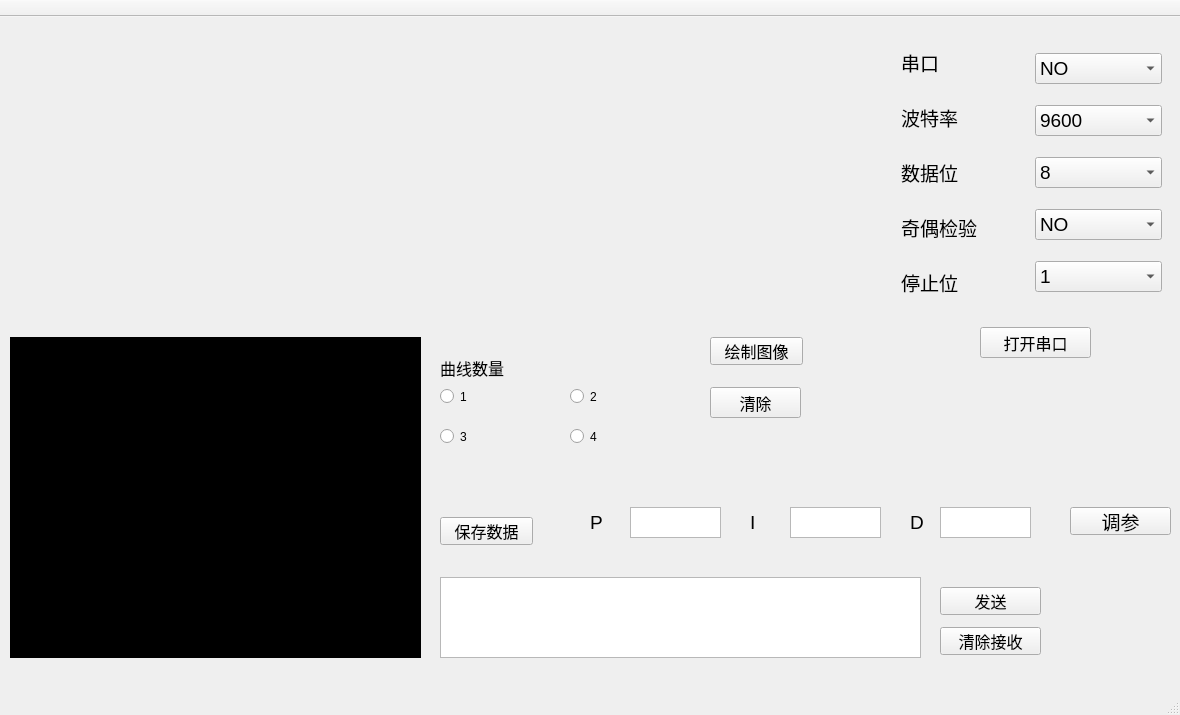
Elon-joker/Qcom, file mainwindow.ui: the form before one commit.
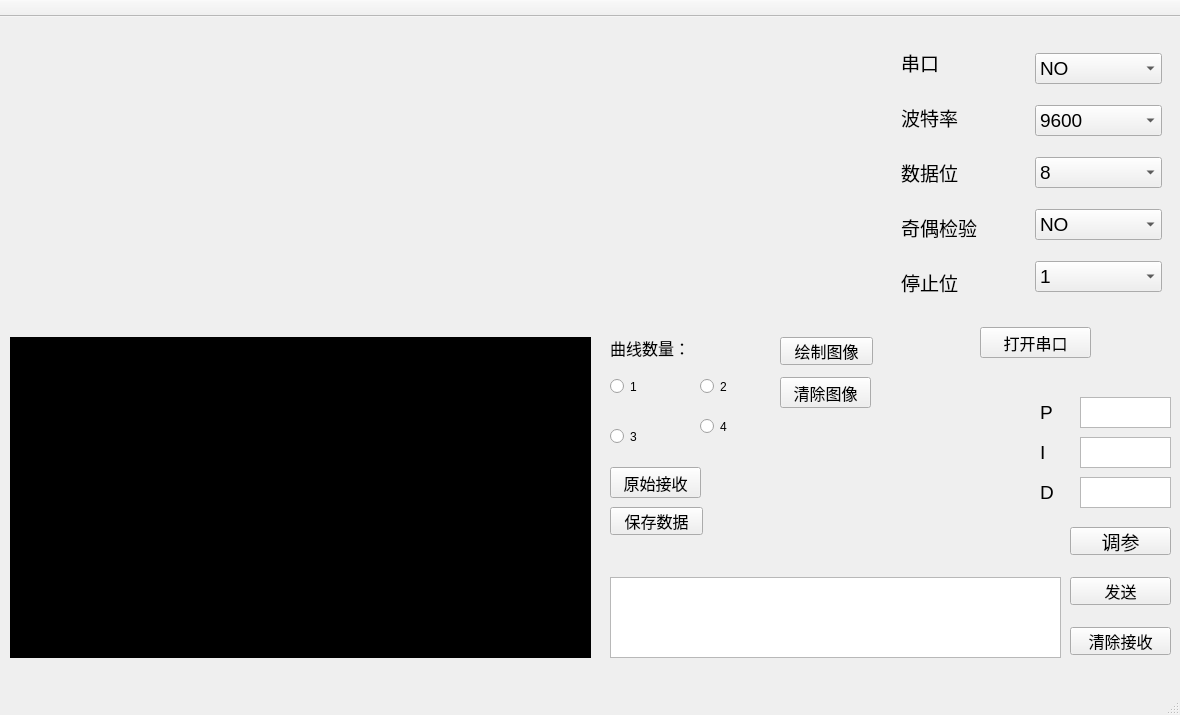
The form after the commit. Custom widgets are drawn as their Qt base class.

```diff
--- a/mainwindow.ui
+++ b/mainwindow.ui
@@ -53,9 +53,9 @@
    <widget class="QTextEdit" name="textEdit_2">
     <property name="geometry">
      <rect>
-      <x>440</x>
+      <x>610</x>
       <y>560</y>
-      <width>481</width>
+      <width>451</width>
       <height>81</height>
      </rect>
     </property>
@@ -63,8 +63,8 @@
    <widget class="QPushButton" name="sendButt">
     <property name="geometry">
      <rect>
-      <x>940</x>
-      <y>570</y>
+      <x>1070</x>
+      <y>560</y>
       <width>101</width>
       <height>28</height>
      </rect>
@@ -81,7 +81,7 @@
    <widget class="QPushButton" name="clearButt">
     <property name="geometry">
      <rect>
-      <x>940</x>
+      <x>1070</x>
       <y>610</y>
       <width>101</width>
       <height>28</height>
@@ -264,7 +264,7 @@
    <widget class="QPushButton" name="showChar">
     <property name="geometry">
      <rect>
-      <x>710</x>
+      <x>780</x>
       <y>320</y>
       <width>93</width>
       <height>28</height>
@@ -295,8 +295,8 @@
    <widget class="QPushButton" name="saveButt">
     <property name="geometry">
      <rect>
-      <x>440</x>
-      <y>500</y>
+      <x>610</x>
+      <y>490</y>
       <width>93</width>
       <height>28</height>
      </rect>
@@ -315,7 +315,7 @@
      <rect>
       <x>10</x>
       <y>320</y>
-      <width>411</width>
+      <width>581</width>
       <height>321</height>
      </rect>
     </property>
@@ -332,7 +332,7 @@
     <property name="geometry">
      <rect>
       <x>1070</x>
-      <y>490</y>
+      <y>510</y>
       <width>101</width>
       <height>28</height>
      </rect>
@@ -349,8 +349,8 @@
    <widget class="QTextEdit" name="PValue">
     <property name="geometry">
      <rect>
-      <x>630</x>
-      <y>490</y>
+      <x>1080</x>
+      <y>380</y>
       <width>91</width>
       <height>31</height>
      </rect>
@@ -359,8 +359,8 @@
    <widget class="QTextEdit" name="DValue">
     <property name="geometry">
      <rect>
-      <x>940</x>
-      <y>490</y>
+      <x>1080</x>
+      <y>460</y>
       <width>91</width>
       <height>31</height>
      </rect>
@@ -369,8 +369,8 @@
    <widget class="QTextEdit" name="IValue">
     <property name="geometry">
      <rect>
-      <x>790</x>
-      <y>490</y>
+      <x>1080</x>
+      <y>420</y>
       <width>91</width>
       <height>31</height>
      </rect>
@@ -379,8 +379,8 @@
    <widget class="QLabel" name="label_6">
     <property name="geometry">
      <rect>
-      <x>590</x>
-      <y>490</y>
+      <x>1040</x>
+      <y>380</y>
       <width>31</width>
       <height>31</height>
      </rect>
@@ -397,8 +397,8 @@
    <widget class="QLabel" name="label_7">
     <property name="geometry">
      <rect>
-      <x>750</x>
-      <y>490</y>
+      <x>1040</x>
+      <y>420</y>
       <width>31</width>
       <height>31</height>
      </rect>
@@ -415,8 +415,8 @@
    <widget class="QLabel" name="label_8">
     <property name="geometry">
      <rect>
-      <x>910</x>
-      <y>490</y>
+      <x>1040</x>
+      <y>460</y>
       <width>31</width>
       <height>31</height>
      </rect>
@@ -433,8 +433,8 @@
    <widget class="QPushButton" name="clearchar">
     <property name="geometry">
      <rect>
-      <x>710</x>
-      <y>370</y>
+      <x>780</x>
+      <y>360</y>
       <width>91</width>
       <height>31</height>
      </rect>
@@ -445,15 +445,15 @@
      </font>
     </property>
     <property name="text">
-     <string>清除</string>
+     <string>清除图像</string>
     </property>
    </widget>
    <widget class="QRadioButton" name="radioButton">
     <property name="geometry">
      <rect>
-      <x>440</x>
-      <y>370</y>
-      <width>115</width>
+      <x>610</x>
+      <y>360</y>
+      <width>81</width>
       <height>19</height>
      </rect>
     </property>
@@ -464,9 +464,9 @@
    <widget class="QRadioButton" name="radioButton_2">
     <property name="geometry">
      <rect>
-      <x>570</x>
-      <y>370</y>
-      <width>115</width>
+      <x>700</x>
+      <y>360</y>
+      <width>61</width>
       <height>19</height>
      </rect>
     </property>
@@ -477,9 +477,9 @@
    <widget class="QRadioButton" name="radioButton_3">
     <property name="geometry">
      <rect>
-      <x>440</x>
+      <x>610</x>
       <y>410</y>
-      <width>115</width>
+      <width>81</width>
       <height>19</height>
      </rect>
     </property>
@@ -490,9 +490,9 @@
    <widget class="QRadioButton" name="radioButton_4">
     <property name="geometry">
      <rect>
-      <x>570</x>
-      <y>410</y>
-      <width>115</width>
+      <x>700</x>
+      <y>400</y>
+      <width>61</width>
       <height>19</height>
      </rect>
     </property>
@@ -503,8 +503,8 @@
    <widget class="QLabel" name="label_9">
     <property name="geometry">
      <rect>
-      <x>440</x>
-      <y>340</y>
+      <x>610</x>
+      <y>320</y>
       <width>91</width>
       <height>21</height>
      </rect>
@@ -524,7 +524,25 @@
      <enum>QFrame::Plain</enum>
     </property>
     <property name="text">
-     <string>曲线数量</string>
+     <string>曲线数量：</string>
+    </property>
+   </widget>
+   <widget class="QPushButton" name="reButt">
+    <property name="geometry">
+     <rect>
+      <x>610</x>
+      <y>450</y>
+      <width>91</width>
+      <height>31</height>
+     </rect>
+    </property>
+    <property name="font">
+     <font>
+      <pointsize>12</pointsize>
+     </font>
+    </property>
+    <property name="text">
+     <string>原始接收</string>
     </property>
    </widget>
   </widget>
```
